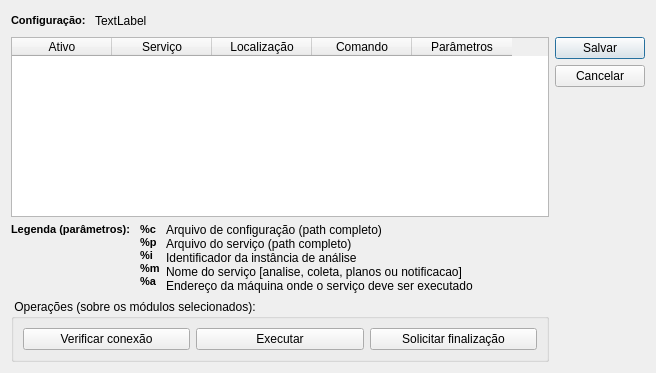
Old version of the form src/terrama2/gui/admin/ui/ServicesDialogForm.ui in the repository TerraMA2/terrama2.
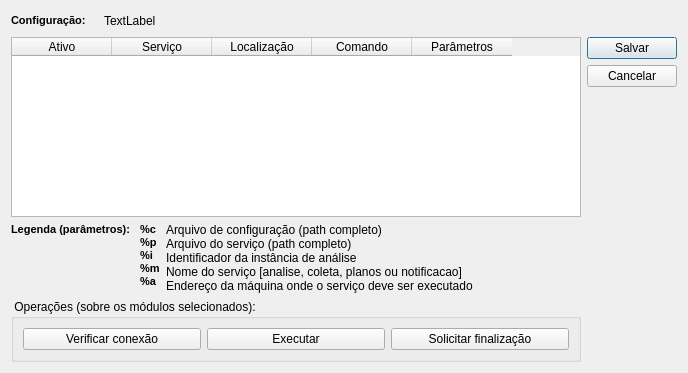
New version of the form. Icons and pictures are not drawn.

Commit message: Adding manager services dialog - mod Administration

Diff of the .ui file:
```diff
--- a/src/terrama2/gui/admin/ui/ServicesDialogForm.ui
+++ b/src/terrama2/gui/admin/ui/ServicesDialogForm.ui
@@ -6,7 +6,7 @@
    <rect>
     <x>0</x>
     <y>0</y>
-    <width>656</width>
+    <width>688</width>
     <height>373</height>
    </rect>
   </property>
```
Left out of the diff: 19 changed lines with no effect on the pictures. The commit also changes 6 other files.
